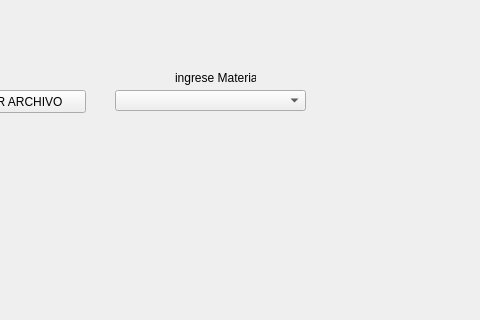
Above: src/intro.ui from CornelioEmbedded/GUI_Horarios before the change; both pictures show x 325 to 805 and y 0 to 320 of the 1440 by 792 pixel window. Below: the same form after it.
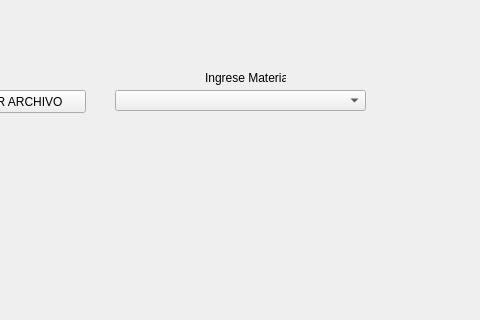
That is the form after the change.

Commit message: chore: make items menu responsive with subject

Diff of the .ui file:
```diff
--- a/src/intro.ui
+++ b/src/intro.ui
@@ -73,7 +73,7 @@
     <rect>
      <x>440</x>
      <y>90</y>
-     <width>191</width>
+     <width>251</width>
      <height>21</height>
     </rect>
    </property>
@@ -81,14 +81,14 @@
   <widget class="QLabel" name="subject_text_2">
    <property name="geometry">
     <rect>
-     <x>500</x>
+     <x>530</x>
      <y>70</y>
      <width>81</width>
      <height>16</height>
     </rect>
    </property>
    <property name="text">
-    <string>ingrese Materia</string>
+    <string>Ingrese Materia</string>
    </property>
   </widget>
  </widget>
```
The commit also changes 2 other files.
